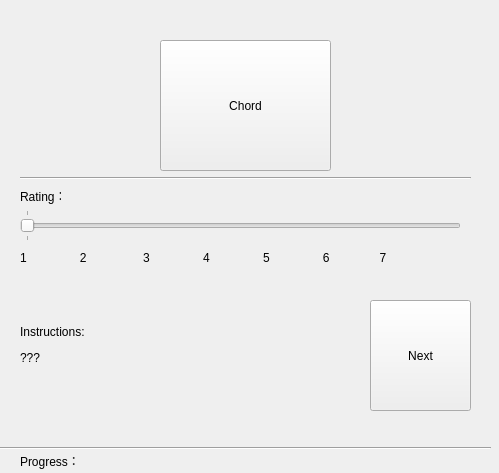
Before: the Qt Designer form PairCompTestView.ui in juyaolongpaul/Exp_chord_complexity, drawn with Qt 5.
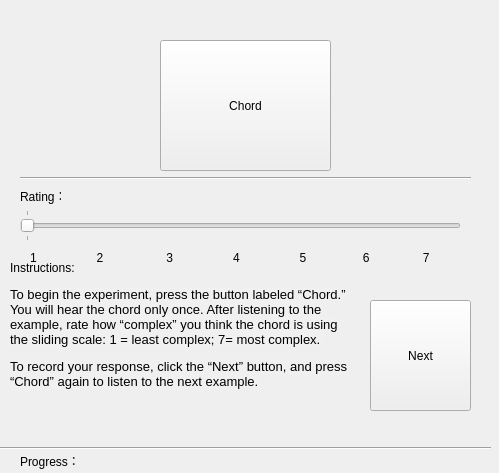
After: the same form once the commit is applied.

Commit message: Second version. Instructions added. 100 ratings, 50 chords, each got rated twice

Patch:
```diff
--- a/PairCompTestView.ui
+++ b/PairCompTestView.ui
@@ -103,14 +103,14 @@
   <widget class="QLabel" name="label_2">
    <property name="geometry">
     <rect>
-     <x>20</x>
-     <y>270</y>
+     <x>10</x>
+     <y>250</y>
      <width>341</width>
      <height>151</height>
     </rect>
    </property>
    <property name="text">
-    <string>&lt;html&gt;&lt;head/&gt;&lt;body&gt;&lt;p&gt;Instructions:&lt;/p&gt;&lt;p&gt;???&lt;/p&gt;&lt;/body&gt;&lt;/html&gt;</string>
+    <string>&lt;html&gt;&lt;head/&gt;&lt;body&gt;&lt;p&gt;Instructions:&lt;/p&gt;&lt;p&gt;&lt;span style=&quot; font-family:'SF Optimized,system-ui,-apple-system,BlinkMacSystemFont,.SFNSText-Regular,sans-serif'; font-size:10pt; color:#000000; background-color:#f1f0f0;&quot;&gt;To begin the experiment, press the button labeled “Chord.” You will hear the chord only once. After listening to the example, rate how “complex” you think the chord is using the sliding scale: 1 = least complex; 7= most complex. &lt;/span&gt;&lt;/p&gt;&lt;p&gt;&lt;span style=&quot; font-family:'SF Optimized,system-ui,-apple-system,BlinkMacSystemFont,.SFNSText-Regular,sans-serif'; font-size:10pt; color:#000000; background-color:#f1f0f0;&quot;&gt;To record your response, click the “Next” button, and press “Chord” again to listen to the next example.&lt;/span&gt;&lt;/p&gt;&lt;/body&gt;&lt;/html&gt;</string>
    </property>
    <property name="wordWrap">
     <bool>true</bool>
@@ -119,14 +119,14 @@
   <widget class="QLabel" name="label_4">
    <property name="geometry">
     <rect>
-     <x>20</x>
+     <x>30</x>
      <y>250</y>
      <width>451</width>
      <height>16</height>
     </rect>
    </property>
    <property name="text">
-    <string>1                2                 3                4                5                6               7</string>
+    <string>1                  2                   3                  4                  5                 6                7</string>
    </property>
   </widget>
   <widget class="QPushButton" name="btnNext">
```
The commit also changes 7 other files.
